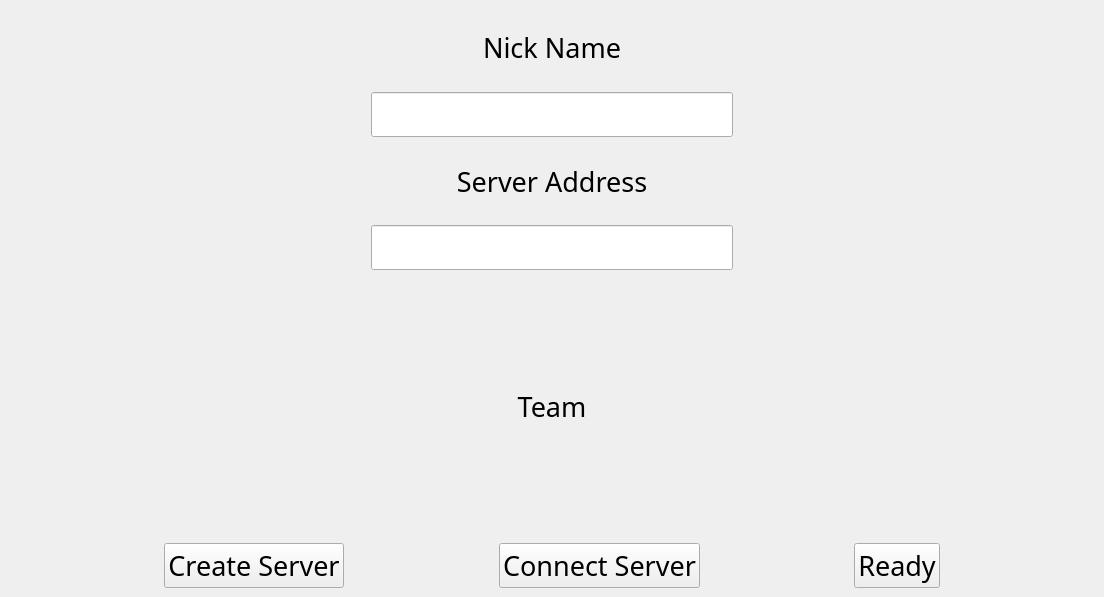
Before: the Qt Designer form src/startWindow/startWindow.ui in Generals-OI/Generals.OI, drawn with Qt 5.
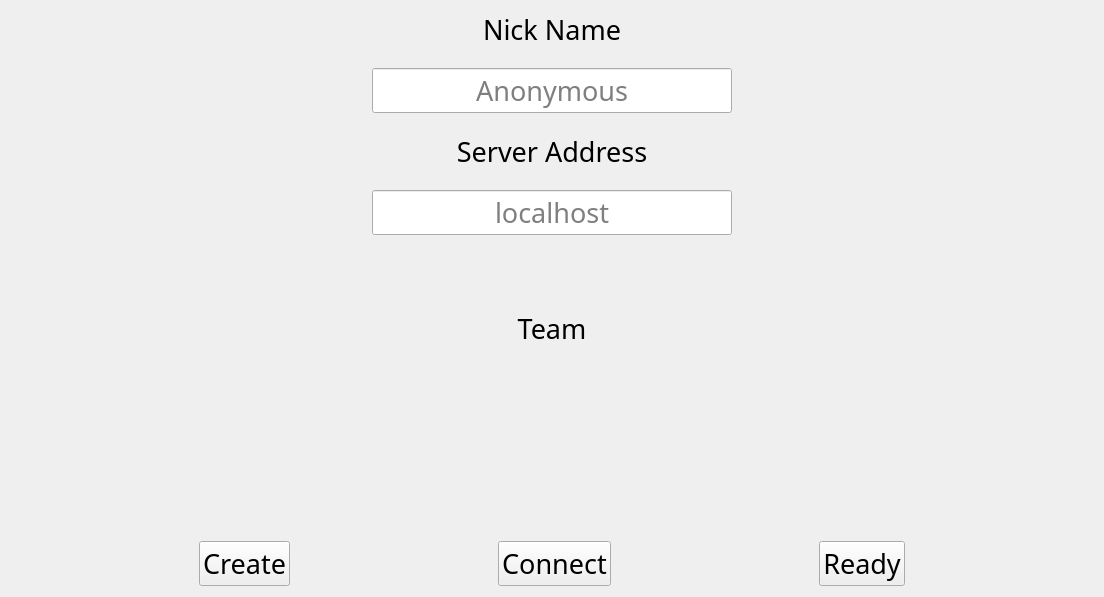
After: the same form once the commit is applied.

Commit message: feat: new ui for `StartWindow`

Patch:
```diff
--- a/src/startWindow/startWindow.ui
+++ b/src/startWindow/startWindow.ui
@@ -1,7 +1,7 @@
 <?xml version="1.0" encoding="UTF-8"?>
 <ui version="4.0">
  <class>StartWindow</class>
- <widget class="QMainWindow" name="StartWindow">
+ <widget class="QWidget" name="StartWindow">
   <property name="geometry">
    <rect>
     <x>0</x>
@@ -12,7 +12,7 @@
   </property>
   <property name="font">
    <font>
-    <family>Quicksand Bold</family>
+    <family>Quicksand Regular</family>
     <pointsize>20</pointsize>
     <stylestrategy>PreferAntialias</stylestrategy>
    </font>
@@ -20,10 +20,12 @@
   <property name="windowTitle">
    <string>MainWindow</string>
   </property>
-  <widget class="QWidget" name="layout">
-   <layout class="QVBoxLayout" name="verticalLayout_11">
+  <layout class="QVBoxLayout" name="verticalLayout_2">
     <item>
      <layout class="QHBoxLayout" name="hlInput">
+     <property name="spacing">
+      <number>20</number>
+     </property>
       <item>
        <spacer name="hsInput1">
         <property name="orientation">
@@ -39,8 +41,18 @@
       </item>
       <item>
        <layout class="QVBoxLayout" name="vlInput">
+       <property name="spacing">
+        <number>20</number>
+       </property>
         <item>
          <widget class="QLabel" name="lbNickName">
+         <property name="font">
+          <font>
+           <family>Quicksand Bold</family>
+           <pointsize>20</pointsize>
+           <stylestrategy>PreferAntialias</stylestrategy>
+          </font>
+         </property>
           <property name="text">
            <string>Nick Name</string>
           </property>
@@ -50,10 +62,34 @@
          </widget>
         </item>
         <item>
-         <widget class="QLineEdit" name="leNickName"/>
+        <widget class="QLineEdit" name="leNickName">
+         <property name="font">
+          <font>
+           <family>Quicksand Bold</family>
+           <pointsize>20</pointsize>
+           <stylestrategy>PreferAntialias</stylestrategy>
+          </font>
+         </property>
+         <property name="inputMask">
+          <string/>
+         </property>
+         <property name="alignment">
+          <set>Qt::AlignCenter</set>
+         </property>
+         <property name="placeholderText">
+          <string>Anonymous</string>
+         </property>
+        </widget>
         </item>
         <item>
          <widget class="QLabel" name="lbServerAddress">
+         <property name="font">
+          <font>
+           <family>Quicksand Bold</family>
+           <pointsize>20</pointsize>
+           <stylestrategy>PreferAntialias</stylestrategy>
+          </font>
+         </property>
           <property name="text">
            <string>Server Address</string>
           </property>
@@ -63,7 +99,21 @@
          </widget>
         </item>
         <item>
-         <widget class="QLineEdit" name="leServerAddress"/>
+        <widget class="QLineEdit" name="leServerAddress">
+         <property name="font">
+          <font>
+           <family>Quicksand Bold</family>
+           <pointsize>20</pointsize>
+           <stylestrategy>PreferAntialias</stylestrategy>
+          </font>
+         </property>
+         <property name="alignment">
+          <set>Qt::AlignCenter</set>
+         </property>
+         <property name="placeholderText">
+          <string>localhost</string>
+         </property>
+        </widget>
         </item>
        </layout>
       </item>
@@ -84,8 +134,18 @@
     </item>
     <item>
      <layout class="QVBoxLayout" name="vlTeam">
+     <property name="spacing">
+      <number>20</number>
+     </property>
       <item>
        <widget class="QLabel" name="lbTeam">
+       <property name="font">
+        <font>
+         <family>Quicksand Bold</family>
+         <pointsize>20</pointsize>
+         <stylestrategy>PreferAntialias</stylestrategy>
+        </font>
+       </property>
         <property name="text">
          <string>Team</string>
         </property>
@@ -95,14 +155,72 @@
        </widget>
       </item>
       <item>
-       <layout class="QHBoxLayout" name="hlTeam"/>
-      </item>
-     </layout>
+      <layout class="QHBoxLayout" name="hlTeam">
+       <property name="spacing">
+        <number>20</number>
+       </property>
+       <item>
+        <spacer name="hsTeam1">
+         <property name="orientation">
+          <enum>Qt::Horizontal</enum>
+         </property>
+         <property name="sizeHint" stdset="0">
+          <size>
+           <width>40</width>
+           <height>20</height>
+          </size>
+         </property>
+        </spacer>
+       </item>
+       <item>
+        <spacer name="hsTeam2">
+         <property name="orientation">
+          <enum>Qt::Horizontal</enum>
+         </property>
+         <property name="sizeHint" stdset="0">
+          <size>
+           <width>40</width>
+           <height>20</height>
+          </size>
+         </property>
+        </spacer>
+       </item>
+      </layout>
+     </item>
+    </layout>
+   </item>
+   <item>
+    <layout class="QVBoxLayout" name="verticalLayout">
+     <property name="spacing">
+      <number>20</number>
+     </property>
+     <item>
+      <widget class="QLabel" name="lbMessage">
+       <property name="maximumSize">
+        <size>
+         <width>16777215</width>
+         <height>80</height>
+        </size>
+       </property>
+       <property name="font">
+        <font>
+         <family>Quicksand Regular</family>
+         <pointsize>16</pointsize>
+         <stylestrategy>PreferAntialias</stylestrategy>
+        </font>
+       </property>
+       <property name="text">
+        <string/>
+       </property>
+       <property name="alignment">
+        <set>Qt::AlignCenter</set>
+       </property>
+      </widget>
     </item>
     <item>
      <layout class="QHBoxLayout" name="hlButton">
       <property name="spacing">
-       <number>0</number>
+        <number>20</number>
       </property>
       <item>
        <spacer name="hsButton1">
@@ -119,8 +237,15 @@
       </item>
       <item>
        <widget class="QPushButton" name="pbCreateServer">
+         <property name="font">
+          <font>
+           <family>Quicksand Bold</family>
+           <pointsize>20</pointsize>
+           <stylestrategy>PreferAntialias</stylestrategy>
+          </font>
+         </property>
         <property name="text">
-         <string>Create Server</string>
+          <string>Create</string>
         </property>
        </widget>
       </item>
@@ -139,8 +264,15 @@
       </item>
       <item>
        <widget class="QPushButton" name="pbConnect">
+         <property name="font">
+          <font>
+           <family>Quicksand Bold</family>
+           <pointsize>20</pointsize>
+           <stylestrategy>PreferAntialias</stylestrategy>
+          </font>
+         </property>
         <property name="text">
-         <string>Connect Server</string>
+          <string>Connect</string>
         </property>
        </widget>
       </item>
@@ -159,6 +291,13 @@
       </item>
       <item>
        <widget class="QPushButton" name="pbReady">
+         <property name="font">
+          <font>
+           <family>Quicksand Bold</family>
+           <pointsize>20</pointsize>
+           <stylestrategy>PreferAntialias</stylestrategy>
+          </font>
+         </property>
         <property name="text">
          <string>Ready</string>
         </property>
@@ -180,7 +319,8 @@
      </layout>
     </item>
    </layout>
-  </widget>
+   </item>
+  </layout>
  </widget>
  <resources/>
  <connections/>
```
Lines whose indentation alone changed are shown as unchanged. The commit also changes 3 other files.
